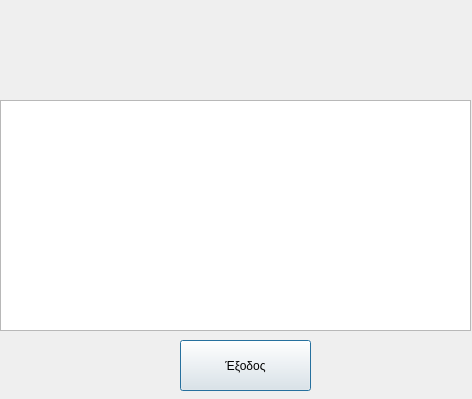
First picture: the form in PrimeAVG/ui/showScanResults.ui, repository cti-gr/avgui, before the edit.
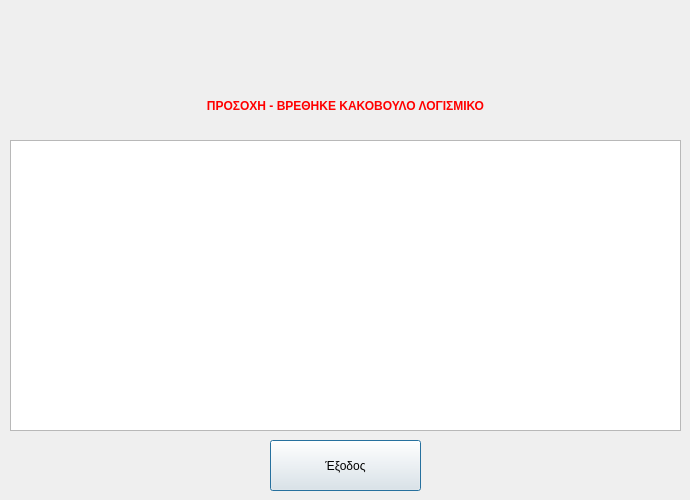
Second picture: the form after the edit. Icons and pictures are not drawn.

Commit message: Fixed Show Scan Results Window

The edit to the form file:
```diff
--- a/PrimeAVG/ui/showScanResults.ui
+++ b/PrimeAVG/ui/showScanResults.ui
@@ -6,30 +6,32 @@
    <rect>
     <x>0</x>
     <y>0</y>
-    <width>472</width>
-    <height>399</height>
+    <width>690</width>
+    <height>500</height>
    </rect>
   </property>
+  <property name="minimumSize">
+   <size>
+    <width>690</width>
+    <height>500</height>
+   </size>
+  </property>
+  <property name="maximumSize">
+   <size>
+    <width>690</width>
+    <height>500</height>
+   </size>
+  </property>
   <property name="windowTitle">
    <string>Dialog</string>
   </property>
-  <widget class="QListWidget" name="listWidget">
-   <property name="geometry">
-    <rect>
-     <x>0</x>
-     <y>100</y>
-     <width>471</width>
-     <height>231</height>
-    </rect>
-   </property>
-  </widget>
   <widget class="QLabel" name="label">
    <property name="geometry">
     <rect>
-     <x>190</x>
+     <x>310</x>
      <y>10</y>
-     <width>81</width>
-     <height>81</height>
+     <width>71</width>
+     <height>71</height>
     </rect>
    </property>
    <property name="text">
@@ -45,9 +47,9 @@
   <widget class="QPushButton" name="btnExit">
    <property name="geometry">
     <rect>
-     <x>180</x>
-     <y>340</y>
-     <width>131</width>
+     <x>270</x>
+     <y>440</y>
+     <width>151</width>
      <height>51</height>
     </rect>
    </property>
@@ -55,6 +57,44 @@
     <string>Έξοδος</string>
    </property>
   </widget>
+  <widget class="QTableWidget" name="tableWidget">
+   <property name="geometry">
+    <rect>
+     <x>10</x>
+     <y>140</y>
+     <width>671</width>
+     <height>291</height>
+    </rect>
+   </property>
+  </widget>
+  <widget class="QLabel" name="theLabel">
+   <property name="geometry">
+    <rect>
+     <x>40</x>
+     <y>90</y>
+     <width>611</width>
+     <height>31</height>
+    </rect>
+   </property>
+   <property name="font">
+    <font>
+     <weight>75</weight>
+     <bold>true</bold>
+    </font>
+   </property>
+   <property name="styleSheet">
+    <string notr="true">QLabel#theLabel {
+	font-weight: bold;
+	color: red;
+}</string>
+   </property>
+   <property name="text">
+    <string>ΠΡΟΣΟΧΗ - ΒΡΕΘΗΚΕ ΚΑΚΟΒΟΥΛΟ ΛΟΓΙΣΜΙΚΟ</string>
+   </property>
+   <property name="alignment">
+    <set>Qt::AlignCenter</set>
+   </property>
+  </widget>
  </widget>
  <resources>
   <include location="../media/avg.qrc"/>
```
The commit also changes 12 other files.
